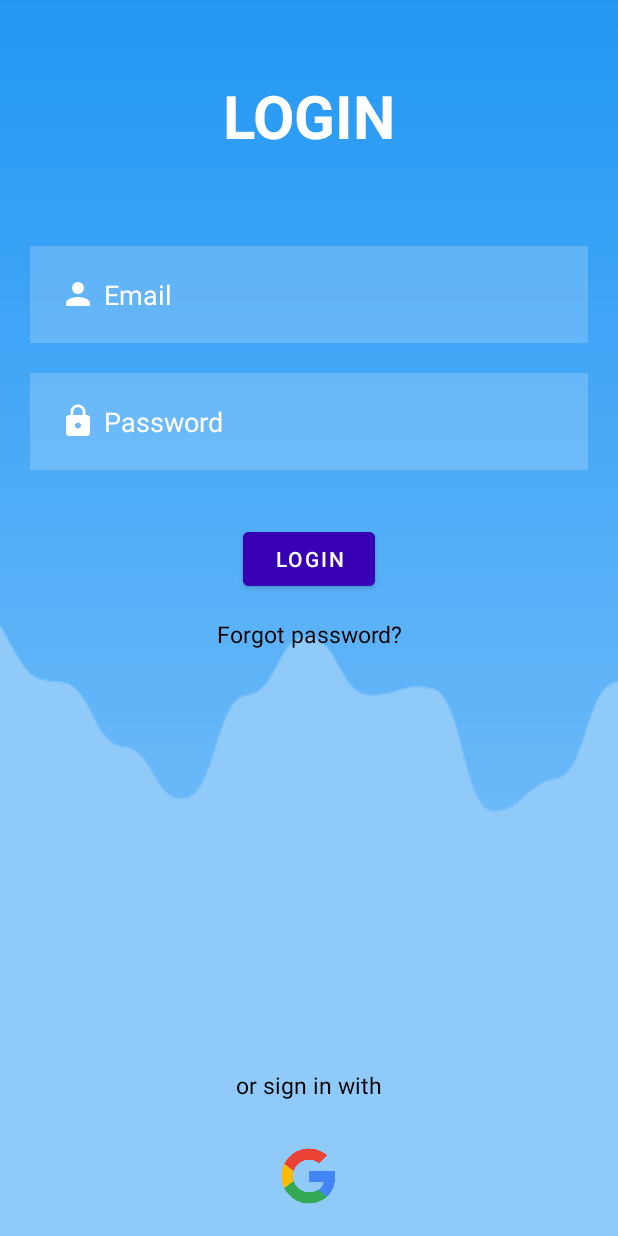
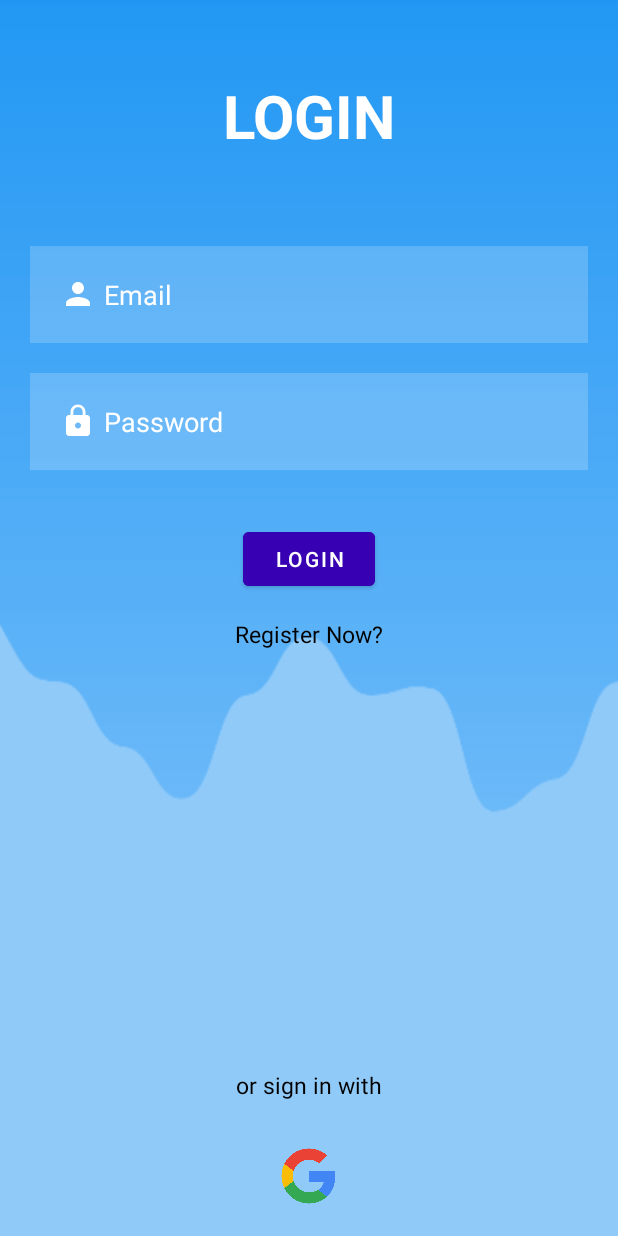
Before and after one commit to Moumi00/NSU-Complaint-Lodge-System, an Android app: the screen it shows after launch (LoginActivity), on a phone screen of 412 x 824 dp. Run offline under Robolectric (Android 15) with nearby library versions, the phone set to English and light mode, and no system bars; our stand-ins replace Volley.

Commit message:
google signin for mobile

```diff
--- a/Project/NSUCLS/app/src/main/java/com/example/nsucls/LoginActivity.java
+++ b/Project/NSUCLS/app/src/main/java/com/example/nsucls/LoginActivity.java
@@ -4,8 +4,11 @@ import androidx.appcompat.app.AppCompatActivity;
 
 import android.content.Intent;
 import android.content.SharedPreferences;
+import android.net.Uri;
 import android.os.Bundle;
+import android.text.method.LinkMovementMethod;
 import android.view.View;
+import android.widget.ImageButton;
 import android.widget.TextView;
 import android.widget.Toast;
 
@@ -34,6 +37,21 @@ public class LoginActivity extends AppCompatActivity {
         TextView password = (TextView) findViewById(R.id.password);
 
         MaterialButton loginBtn = (MaterialButton) findViewById(R.id.loginButton);
+
+        TextView registerTV = findViewById(R.id.registerNow);
+        registerTV.setMovementMethod(LinkMovementMethod.getInstance());
+        registerTV.setOnClickListener(view -> {
+            Uri uri = Uri.parse(SplashActivity.frontendURL + "/register"); // missing 'http://' will cause crashed
+            Intent intent = new Intent(Intent.ACTION_VIEW, uri);
+            startActivity(intent);
+        });
+
+        ImageButton googleButton = findViewById(R.id.googleButton);
+        googleButton.setOnClickListener(view -> {
+            Uri uri = Uri.parse(SplashActivity.frontendURL + "/login"); // missing 'http://' will cause crashed
+            Intent intent = new Intent(Intent.ACTION_VIEW, uri);
+            startActivity(intent);
+        });
 
         loginBtn.setOnClickListener(new View.OnClickListener() {
             @Override
--- a/Project/NSUCLS/app/src/main/java/com/example/nsucls/SplashActivity.java
+++ b/Project/NSUCLS/app/src/main/java/com/example/nsucls/SplashActivity.java
@@ -8,7 +8,8 @@ import android.os.Handler;
 
 public class SplashActivity extends AppCompatActivity {
 
-    public static final String baseURL = "http://10.0.2.2:8000";
+    public static final String baseURL = "http://172.20.130.133:8000";
+    public static final String frontendURL = "http://172.20.130.133:3000";
 
     @Override
     protected void onCreate(Bundle savedInstanceState) {
--- a/Project/NSUCLS/app/src/main/res/layout/activity_login.xml
+++ b/Project/NSUCLS/app/src/main/res/layout/activity_login.xml
@@ -66,15 +66,15 @@
         android:text="LOGIN" />
 
     <TextView
+        android:id="@+id/registerNow"
         android:layout_width="match_parent"
         android:layout_height="wrap_content"
-        android:text="Forgot password?"
-        android:textSize="15sp"
+        android:layout_below="@id/loginButton"
+        android:clickable="true"
         android:gravity="center"
+        android:text="Register Now?"
         android:textColor="@color/black"
-        android:id="@+id/forgotPassword"
-        android:layout_below="@id/loginButton"
-        />
+        android:textSize="15sp" />
 
     <TextView
         android:layout_width="match_parent"
@@ -95,11 +95,14 @@
         android:layout_alignParentBottom="true"
         android:gravity="center">
 
-        <ImageView
+        <ImageButton
+            android:id="@+id/googleButton"
             android:layout_width="40dp"
             android:layout_height="40dp"
             android:layout_margin="20dp"
-            android:src="@drawable/google" />
+            android:src="@drawable/google"
+            android:background="#00000000"
+            android:scaleType="fitCenter"/>
 
     </LinearLayout>
 
```
Also changed, not shown: 4 other files.
